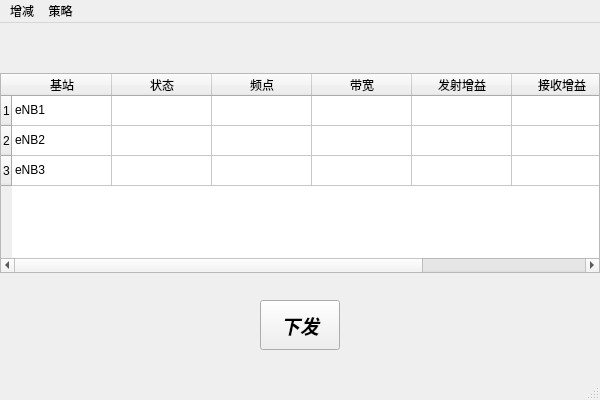
Old version of the form GUIVersion_2/config_mainwindow.ui in the repository exjoshua/SON_QT.
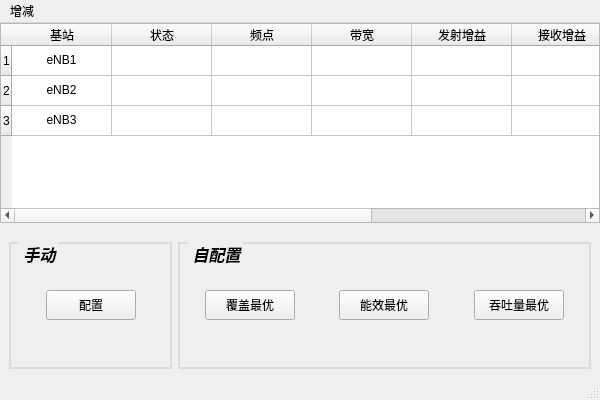
New version of the form.

Patch:
```diff
--- a/GUIVersion_2/config_mainwindow.ui
+++ b/GUIVersion_2/config_mainwindow.ui
@@ -16,13 +16,13 @@
   <widget class="QWidget" name="centralwidget">
    <layout class="QVBoxLayout" name="verticalLayout">
     <property name="spacing">
-     <number>0</number>
+     <number>10</number>
     </property>
     <property name="leftMargin">
      <number>0</number>
     </property>
     <property name="topMargin">
-     <number>50</number>
+     <number>0</number>
     </property>
     <property name="rightMargin">
      <number>0</number>
@@ -91,25 +91,63 @@
         <string>功率</string>
        </property>
       </column>
+      <column>
+       <property name="text">
+        <string>PRB分配</string>
+       </property>
+      </column>
       <item row="0" column="0">
        <property name="text">
         <string>eNB1</string>
        </property>
+       <property name="textAlignment">
+        <set>AlignCenter</set>
+       </property>
       </item>
       <item row="0" column="1">
        <property name="text">
         <string/>
        </property>
       </item>
+      <item row="0" column="7">
+       <property name="text">
+        <string>0111010011101</string>
+       </property>
+       <property name="flags">
+        <set>ItemIsSelectable|ItemIsEditable|ItemIsDragEnabled|ItemIsUserCheckable|ItemIsEnabled</set>
+       </property>
+      </item>
       <item row="1" column="0">
        <property name="text">
         <string>eNB2</string>
        </property>
+       <property name="textAlignment">
+        <set>AlignCenter</set>
+       </property>
+      </item>
+      <item row="1" column="7">
+       <property name="text">
+        <string>0111010011101</string>
+       </property>
+       <property name="flags">
+        <set>ItemIsSelectable|ItemIsEditable|ItemIsDragEnabled|ItemIsUserCheckable|ItemIsEnabled</set>
+       </property>
       </item>
       <item row="2" column="0">
        <property name="text">
         <string>eNB3</string>
        </property>
+       <property name="textAlignment">
+        <set>AlignCenter</set>
+       </property>
+      </item>
+      <item row="2" column="7">
+       <property name="text">
+        <string>0111010011101</string>
+       </property>
+       <property name="flags">
+        <set>ItemIsSelectable|ItemIsEditable|ItemIsDragEnabled|ItemIsUserCheckable|ItemIsEnabled</set>
+       </property>
       </item>
      </widget>
     </item>
@@ -131,51 +169,203 @@
       </property>
       <layout class="QHBoxLayout" name="horizontalLayout">
        <item>
-        <spacer name="horizontalSpacer">
-         <property name="orientation">
-          <enum>Qt::Horizontal</enum>
-         </property>
-         <property name="sizeHint" stdset="0">
+        <widget class="QGroupBox" name="groupBox">
+         <property name="maximumSize">
           <size>
-           <width>242</width>
-           <height>20</height>
+           <width>180</width>
+           <height>16777215</height>
           </size>
          </property>
-        </spacer>
-       </item>
-       <item>
-        <widget class="QPushButton" name="pushButton">
-         <property name="minimumSize">
-          <size>
-           <width>80</width>
-           <height>50</height>
-          </size>
+         <property name="styleSheet">
+          <string notr="true">QGroupBox {
+			font-weight: bold;
+			font-size:16px;
+            border-color: #DCDCDC;
+            border-width: 2px;
+            border-style: solid;
+            margin-top: 0.5ex;
+        }
+QGroupBox::title {
+			color:black;
+			
+           subcontrol-origin: margin;
+            subcontrol-position: top left;
+            left: 10px;
+            margin-left: 2px;
+            padding: 0  0px;
+        }</string>
          </property>
-         <property name="font">
-          <font>
-           <family>Abyssinica SIL</family>
-           <pointsize>14</pointsize>
-           <weight>75</weight>
-           <bold>true</bold>
-          </font>
+         <property name="title">
+          <string>手动</string>
          </property>
-         <property name="text">
-          <string>下发</string>
-         </property>
+         <layout class="QHBoxLayout" name="horizontalLayout_2">
+          <item>
+           <spacer name="horizontalSpacer">
+            <property name="orientation">
+             <enum>Qt::Horizontal</enum>
+            </property>
+            <property name="sizeHint" stdset="0">
+             <size>
+              <width>6</width>
+              <height>20</height>
+             </size>
+            </property>
+           </spacer>
+          </item>
+          <item>
+           <widget class="QPushButton" name="pushButton">
+            <property name="minimumSize">
+             <size>
+              <width>90</width>
+              <height>30</height>
+             </size>
+            </property>
+            <property name="maximumSize">
+             <size>
+              <width>90</width>
+              <height>30</height>
+             </size>
+            </property>
+            <property name="text">
+             <string>配置</string>
+            </property>
+           </widget>
+          </item>
+          <item>
+           <spacer name="horizontalSpacer_2">
+            <property name="orientation">
+             <enum>Qt::Horizontal</enum>
+            </property>
+            <property name="sizeHint" stdset="0">
+             <size>
+              <width>9</width>
+              <height>20</height>
+             </size>
+            </property>
+           </spacer>
+          </item>
+         </layout>
         </widget>
        </item>
        <item>
-        <spacer name="horizontalSpacer_2">
-         <property name="orientation">
-          <enum>Qt::Horizontal</enum>
+        <widget class="QGroupBox" name="groupBox_2">
+         <property name="styleSheet">
+          <string notr="true">QGroupBox {
+			font-weight: bold;
+			font-size:16px;
+            border-color: #DCDCDC;
+            border-width: 2px;
+            border-style: solid;
+            margin-top: 0.5ex;
+        }
+QGroupBox::title {
+			color:black;
+			
+           subcontrol-origin: margin;
+            subcontrol-position: top left;
+            left: 10px;
+            margin-left: 2px;
+            padding: 0  0px;
+        }</string>
          </property>
-         <property name="sizeHint" stdset="0">
-          <size>
-           <width>242</width>
-           <height>20</height>
-          </size>
+         <property name="title">
+          <string>自配置</string>
          </property>
-        </spacer>
+         <layout class="QHBoxLayout" name="horizontalLayout_4">
+          <property name="leftMargin">
+           <number>25</number>
+          </property>
+          <property name="rightMargin">
+           <number>25</number>
+          </property>
+          <property name="bottomMargin">
+           <number>9</number>
+          </property>
+          <item>
+           <widget class="QPushButton" name="cg_btn_cover">
+            <property name="minimumSize">
+             <size>
+              <width>90</width>
+              <height>30</height>
+             </size>
+            </property>
+            <property name="maximumSize">
+             <size>
+              <width>90</width>
+              <height>30</height>
+             </size>
+            </property>
+            <property name="text">
+             <string>覆盖最优</string>
+            </property>
+           </widget>
+          </item>
+          <item>
+           <spacer name="horizontalSpacer_5">
+            <property name="orientation">
+             <enum>Qt::Horizontal</enum>
+            </property>
+            <property name="sizeHint" stdset="0">
+             <size>
+              <width>38</width>
+              <height>20</height>
+             </size>
+            </property>
+           </spacer>
+          </item>
+          <item>
+           <widget class="QPushButton" name="cg_btn_power">
+            <property name="minimumSize">
+             <size>
+              <width>90</width>
+              <height>30</height>
+             </size>
+            </property>
+            <property name="maximumSize">
+             <size>
+              <width>90</width>
+              <height>30</height>
+             </size>
+            </property>
+            <property name="text">
+             <string>能效最优</string>
+            </property>
+           </widget>
+          </item>
+          <item>
+           <spacer name="horizontalSpacer_6">
+            <property name="orientation">
+             <enum>Qt::Horizontal</enum>
+            </property>
+            <property name="sizeHint" stdset="0">
+             <size>
+              <width>39</width>
+              <height>20</height>
+             </size>
+            </property>
+           </spacer>
+          </item>
+          <item>
+           <widget class="QPushButton" name="cg_btn_output">
+            <property name="minimumSize">
+             <size>
+              <width>90</width>
+              <height>30</height>
+             </size>
+            </property>
+            <property name="maximumSize">
+             <size>
+              <width>90</width>
+              <height>30</height>
+             </size>
+            </property>
+            <property name="text">
+             <string>吞吐量最优</string>
+            </property>
+           </widget>
+          </item>
+         </layout>
+        </widget>
        </item>
       </layout>
      </widget>
@@ -198,15 +388,7 @@
     <addaction name="action"/>
     <addaction name="action_2"/>
    </widget>
-   <widget class="QMenu" name="menu_2">
-    <property name="title">
-     <string>策略</string>
-    </property>
-    <addaction name="action_3"/>
-    <addaction name="action_4"/>
-   </widget>
    <addaction name="menu"/>
-   <addaction name="menu_2"/>
   </widget>
   <widget class="QStatusBar" name="statusbar"/>
   <action name="action">
```
